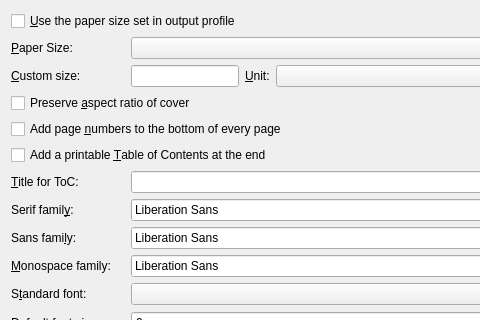
Above: src/calibre/gui2/convert/pdf_output.ui from debian-calibre/calibre before the change; both pictures show x 0 to 480 and y 0 to 320 of the 638 by 588 pixel window. Below: the same form after it.
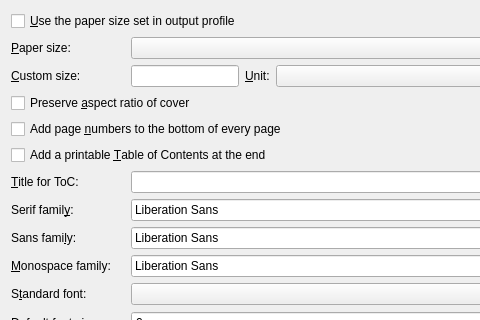
That is the form after the change.

```diff
--- a/src/calibre/gui2/convert/pdf_output.ui
+++ b/src/calibre/gui2/convert/pdf_output.ui
@@ -24,7 +24,7 @@
    <item row="1" column="0">
     <widget class="QLabel" name="label">
      <property name="text">
-      <string>&amp;Paper Size:</string>
+      <string>&amp;Paper size:</string>
      </property>
      <property name="buddy">
       <cstring>opt_paper_size</cstring>
```
